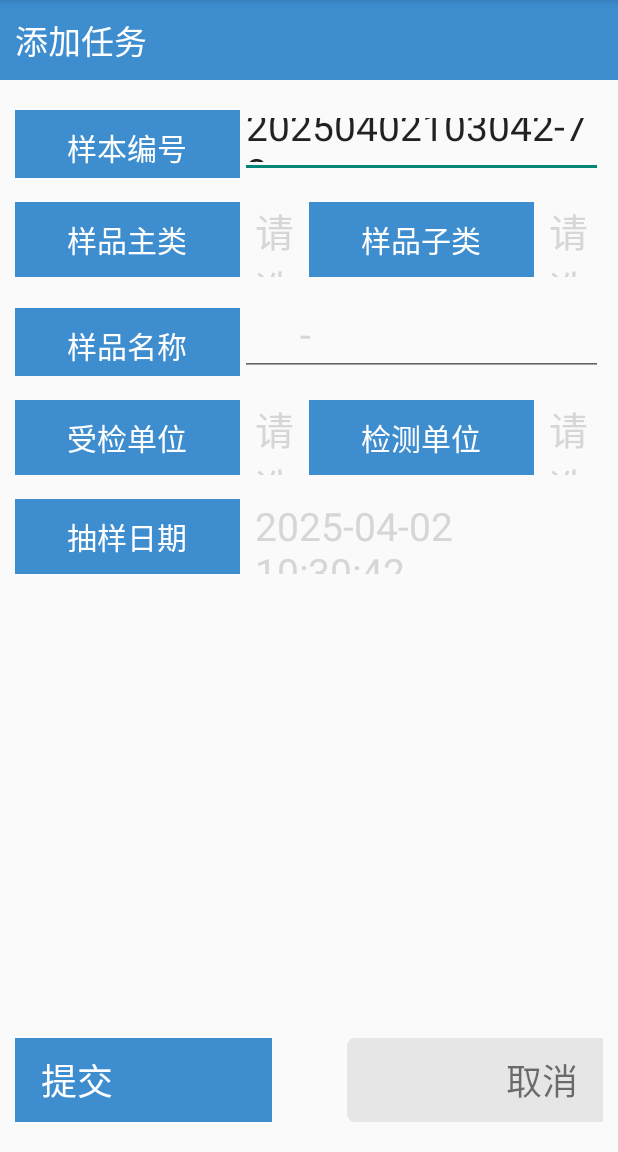
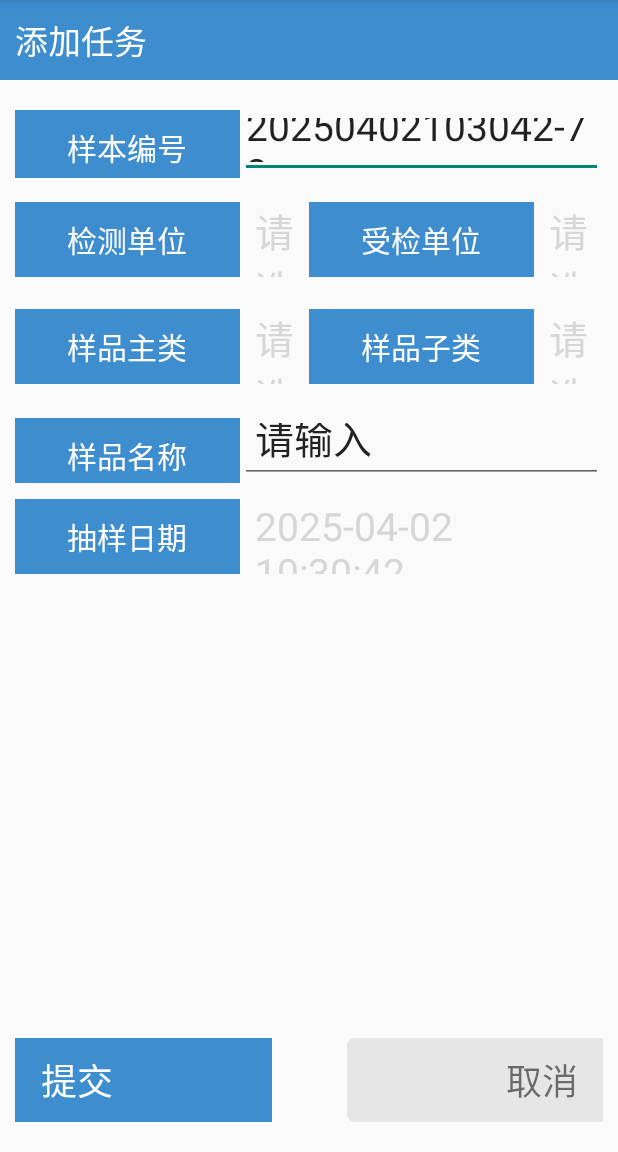
Before and after one commit to 1104646539/aoben-OpenAppSoft4, an Android app: the AddTaskActivity screen opened directly, with no data from a screen before it, on a phone screen of 412 x 824 dp, the part 84-1236 px from its top. Run offline under Robolectric (Android 15) with nearby library versions, the phone set to English and light mode, and no system bars; network calls fail; 5 statements that could not run were skipped.

Commit message:
金标任务选择增加排序 部分UI修改

```diff
--- a/app/build.gradle
+++ b/app/build.gradle
@@ -8,8 +8,8 @@ android {
         applicationId "com.open.soft.openappsoft"
         minSdkVersion 21
         targetSdkVersion 31
-        versionCode 21
-        versionName "1.0.21"
+        versionCode 22
+        versionName "1.0.22"
 //
 //        ndk {//thgppf  123456
 //            // 设置支持的SO库架构
@@ -115,6 +115,7 @@ dependencies {
     implementation 'com.google.android.material:material:1.5.0'
     implementation files('libs\\okgo-3.0.4.jar')
     implementation files('libs\\tbs_sdk_thirdapp_v4.3.0.386_44286_sharewithdownloadwithfile_withoutGame_obfs_20230210_114429.jar')
+    implementation files('libs\\TinyPinyin-2.0.3.RELEASE.jar')
     //对话框
     def dialogx_version = "0.0.43.beta13"
     api "com.github.kongzue.DialogX:DialogX:${dialogx_version}"
--- a/app/src/main/res/layout/activity_add_task.xml
+++ b/app/src/main/res/layout/activity_add_task.xml
@@ -26,8 +26,8 @@
     <LinearLayout
         android:layout_width="match_parent"
         android:layout_height="match_parent"
-        android:padding="10dp"
-        android:orientation="vertical">
+        android:orientation="vertical"
+        android:padding="10dp">
 
         <ScrollView
             android:layout_width="match_parent"
@@ -82,16 +82,95 @@
 
                         <EditText
                             android:id="@+id/et_jcx"
-                            android:inputType="numberDecimal"
                             android:layout_width="0dp"
                             android:layout_height="match_parent"
                             android:layout_weight="1"
+                            android:inputType="numberDecimal"
                             android:textSize="26sp" />
 
                     </LinearLayout>
                 </LinearLayout>
 
+                <LinearLayout
+                    android:layout_width="match_parent"
+                    android:layout_height="wrap_content"
+                    android:layout_marginTop="5dp"
+                    android:layout_marginBottom="5dp"
+                    android:orientation="horizontal">
 
+                    <LinearLayout
+                        android:layout_width="0dp"
+                        android:layout_height="wrap_content"
+                        android:layout_marginTop="5dp"
+                        android:layout_marginBottom="5dp"
+                        android:layout_weight="1"
+                        android:orientation="horizontal">
+
+                        <TextView
+                            style="@style/text_label"
+                            android:layout_width="150dp"
+                            android:layout_height="wrap_content"
+                            android:text="检测单位" />
+
+                        <FrameLayout
+                            android:layout_width="match_parent"
+                            android:layout_height="match_parent">
+
+                            <Spinner
+                                android:id="@+id/spn_jcdw_name"
+                                android:layout_width="match_parent"
+                                android:layout_height="match_parent"
+                                android:paddingLeft="10dp"
+                                android:visibility="gone" />
+
+                            <TextView
+                                android:id="@+id/tv_jcdw_name"
+                                android:layout_width="match_parent"
+                                android:layout_height="match_parent"
+                                android:paddingLeft="10dp"
+                                android:text="请选择"
+                                android:textColor="@color/black"
+                                android:textSize="26sp" />
+                        </FrameLayout>
+                    </LinearLayout>
+
+                    <LinearLayout
+                        android:layout_width="0dp"
+                        android:layout_height="wrap_content"
+                        android:layout_marginTop="5dp"
+                        android:layout_marginBottom="5dp"
+                        android:layout_weight="1"
+                        android:orientation="horizontal">
+
+                        <TextView
+                            style="@style/text_label"
+                            android:layout_width="150dp"
+                            android:layout_height="wrap_content"
+                            android:text="受检单位" />
+
+                        <FrameLayout
+                            android:layout_width="match_parent"
+                            android:layout_height="match_parent">
+
+                            <Spinner
+                                android:id="@+id/spn_bjcdw_name"
+                                android:layout_width="match_parent"
+                                android:layout_height="match_parent"
+                                android:paddingLeft="10dp"
+                                android:visibility="gone" />
+
+                            <TextView
+                                android:id="@+id/tv_bjcdw_name"
+                                android:layout_width="match_parent"
+                                android:layout_height="match_parent"
+                                android:paddingLeft="10dp"
+                                android:text="请选择"
+                                android:textColor="@color/black"
+                                android:textSize="26sp" />
+                        </FrameLayout>
+                    </LinearLayout>
+
+                </LinearLayout>
 
                 <LinearLayout
                     android:layout_width="match_parent"
@@ -173,6 +252,7 @@
                         </FrameLayout>
                     </LinearLayout>
                 </LinearLayout>
+
                 <LinearLayout
                     android:layout_width="match_parent"
                     android:layout_height="wrap_content"
@@ -191,100 +271,25 @@
                         android:layout_width="match_parent"
                         android:layout_height="match_parent"
                         android:gravity="center_vertical"
-                        android:paddingLeft="40dp"
-                        android:text="-"
+                        android:hint="请输入"
+                        android:paddingLeft="10dp"
+                        android:text=""
                         android:textColor="@color/black"
+                        android:textColorHint="@color/text_black"
                         android:textSize="26sp" />
+
                     <TextView
                         android:id="@+id/tv_sample_name"
                         android:layout_width="match_parent"
                         android:layout_height="match_parent"
                         android:gravity="center_vertical"
                         android:paddingLeft="40dp"
-                        android:visibility="gone"
                         android:text="请选择"
                         android:textColor="@color/black"
-                        android:textSize="26sp" />
+                        android:textSize="26sp"
+                        android:visibility="gone" />
                 </LinearLayout>
-                <LinearLayout
-                    android:layout_width="match_parent"
-                    android:layout_height="wrap_content"
-                    android:layout_marginTop="5dp"
-                    android:layout_marginBottom="5dp"
-                    android:orientation="horizontal">
 
-                    <LinearLayout
-                        android:layout_width="0dp"
-                        android:layout_height="wrap_content"
-                        android:layout_marginTop="5dp"
-                        android:layout_marginBottom="5dp"
-                        android:layout_weight="1"
-                        android:orientation="horizontal">
-
-                        <TextView
-                            style="@style/text_label"
-                            android:layout_width="150dp"
-                            android:layout_height="wrap_content"
-                            android:text="受检单位" />
-
-                        <FrameLayout
-                            android:layout_width="match_parent"
-                            android:layout_height="match_parent">
-
-                            <Spinner
-                                android:id="@+id/spn_bjcdw_name"
-                                android:layout_width="match_parent"
-                                android:layout_height="match_parent"
-                                android:paddingLeft="10dp"
-                                android:visibility="gone" />
-
-                            <TextView
-                                android:id="@+id/tv_bjcdw_name"
-                                android:layout_width="match_parent"
-                                android:layout_height="match_parent"
-                                android:paddingLeft="10dp"
-                                android:text="请选择"
-                                android:textColor="@color/black"
-                                android:textSize="26sp" />
-                        </FrameLayout>
-                    </LinearLayout>
-
-                    <LinearLayout
-                        android:layout_width="0dp"
-                        android:layout_height="wrap_content"
-                        android:layout_marginTop="5dp"
-                        android:layout_marginBottom="5dp"
-                        android:layout_weight="1"
-                        android:orientation="horizontal">
-
-                        <TextView
-                            style="@style/text_label"
-                            android:layout_width="150dp"
-                            android:layout_height="wrap_content"
-                            android:text="检测单位" />
-
-                        <FrameLayout
-                            android:layout_width="match_parent"
-                            android:layout_height="match_parent">
-
-                            <Spinner
-                                android:id="@+id/spn_jcdw_name"
-                                android:layout_width="match_parent"
-                                android:layout_height="match_parent"
-                                android:paddingLeft="10dp"
-                                android:visibility="gone" />
-
-                            <TextView
-                                android:id="@+id/tv_jcdw_name"
-                                android:layout_width="match_parent"
-                                android:layout_height="match_parent"
-                                android:paddingLeft="10dp"
-                                android:text="请选择"
-                                android:textColor="@color/black"
-                                android:textSize="26sp" />
-                        </FrameLayout>
-                    </LinearLayout>
-                </LinearLayout>
 
                 <LinearLayout
                     android:layout_width="match_parent"
```
Also changed, not shown: app/src/main/java/com/open/soft/openappsoft/activity/MainActivity.java (+14 -14 lines), app/src/main/java/com/open/soft/openappsoft/atp/AtpCheckActivity.java (+5 -5 lines), app/src/main/java/com/open/soft/openappsoft/jinbiao/activity/CheckActivity.java (+20 -9 lines), app/src/main/res/layout/item_simple_spiner.xml (+5 -3 lines), app/libs/TinyPinyin-2.0.3.RELEASE.jar (added).
